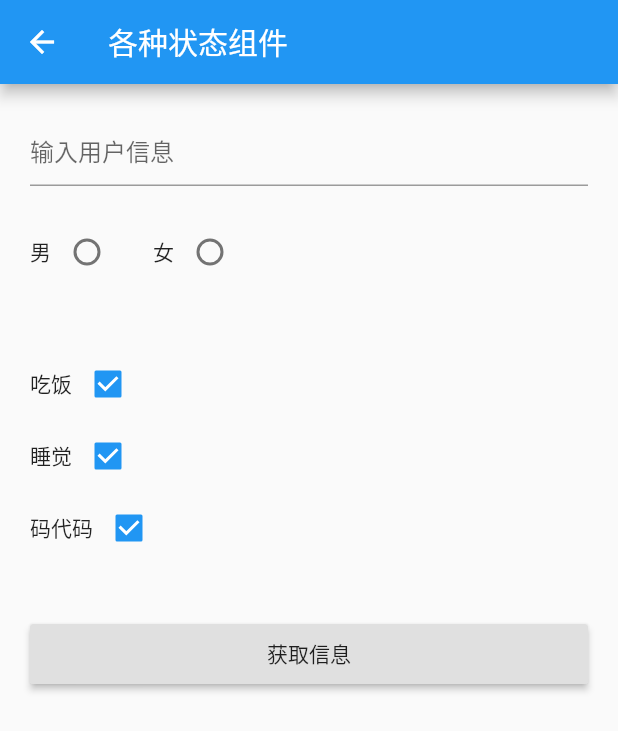
After one commit to NXliujunjie/LJJFlutterDemo, a Flutter app: the screen it shows after launch, after a tap on "跳转Input界面", on a phone screen of 412 x 824 dp. The commit adds this screen. Shown: the top 731 px of the screen. Run offline on Flutter 3.47's test engine with Material 2 defaults, Android fonts, the phone set to English and light mode, and no system bars; missing offline and left inert: dart:ffi; network calls fail.

Commit message:
代码提交

```diff
--- a/flutterdemo/lib/pags/typs/Home.dart
+++ b/flutterdemo/lib/pags/typs/Home.dart
@@ -52,6 +52,24 @@ class _HomeVcState extends State<HomeVc> {
           onPressed: () {
             Navigator.pushNamed(context, '/ButtonVc');
           },
+        ),
+        RaisedButton(
+          child: Text("跳转Radios界面"),
+          onPressed: () {
+            Navigator.pushNamed(context, '/Radius');
+          },
+        ),
+        RaisedButton(
+          child: Text("跳转RadiosList界面"),
+          onPressed: () {
+            Navigator.pushNamed(context, '/RadiuList');
+          },
+        ),
+        RaisedButton(
+          child: Text("跳转Input界面"),
+          onPressed: () {
+            Navigator.pushNamed(context, '/input');
+          },
         )
       ],
     );
--- /dev/null
+++ b/flutterdemo/lib/pags/typs/InPut.dart
@@ -0,0 +1,104 @@
+import 'package:flutter/material.dart';
+
+class InputVc extends StatefulWidget {
+  InputVc({Key key}) : super(key: key);
+
+  _InputVcState createState() => _InputVcState();
+}
+
+class _InputVcState extends State<InputVc> {
+  String userName;
+  int sex;
+  List hobby = [
+    {'checket': true, 'title': '吃饭'},
+    {'checket': true, 'title': '睡觉'},
+    {'checket': true, 'title': '码代码'},
+  ];
+
+  List<Widget> _getHobby() {
+    List<Widget> tempList = [];
+    for (var i = 0; i < this.hobby.length; i++) {
+      tempList.add(Row(
+        children: <Widget>[
+          Text(this.hobby[i]['title']+''),
+          Checkbox(
+            value: this.hobby[i]['checket'],
+            onChanged: (v) {
+              setState(() {
+                this.hobby[i]['checket'] = v;
+              });
+            },
+          )
+        ],
+      ));
+    }
+    return tempList;
+  }
+
+  void _sexChanged(v) {
+    setState(() {
+      this.sex = v;
+    });
+  }
+
+  void _buttonPress() {
+    print(this.userName);
+    print(this.sex);
+    print(this.hobby);
+  }
+
+  @override
+  Widget build(BuildContext context) {
+    return Scaffold(
+      appBar: AppBar(
+        title: Text('各种状态组件'),
+      ),
+      body: Padding(
+          padding: EdgeInsets.all(20),
+          child: Column(
+            children: <Widget>[
+              TextField(
+                decoration: InputDecoration(hintText: '输入用户信息'),
+                onChanged: (v) {
+                  this.userName = v;
+                },
+              ),
+              SizedBox(height: 20),
+              Row(
+                children: <Widget>[
+                  Text('男'),
+                  Radio(
+                    value: 1,
+                    onChanged: this._sexChanged,
+                    groupValue: this.sex,
+                  ),
+                  SizedBox(
+                    width: 20,
+                  ),
+                  Text('女'),
+                  Radio(
+                    value: 2,
+                    onChanged: this._sexChanged,
+                    groupValue: this.sex,
+                  ),
+                ],
+              ),
+              //爱好
+              SizedBox(height: 40),
+              Column(
+                children: _getHobby(),
+              ),
+              SizedBox(height: 40),
+              Container(
+                width: double.infinity,
+                height: 40,
+                child: RaisedButton(
+                  child: Text('获取信息'),
+                  onPressed: this._buttonPress,
+                ),
+              )
+            ],
+          )),
+    );
+  }
+}
--- a/flutterdemo/lib/pags/typs/Taps.dart
+++ b/flutterdemo/lib/pags/typs/Taps.dart
@@ -3,6 +3,7 @@ import '../public/Drawer.dart';
 import 'Catecory.dart';
 import 'Setting.dart';
 import 'Home.dart';
+
 
 class Taps extends StatefulWidget {
   Taps({Key key}) : super(key: key);
--- a/flutterdemo/lib/routes/Routes.dart
+++ b/flutterdemo/lib/routes/Routes.dart
@@ -9,6 +9,9 @@ import '../pags/appbar02.dart';
 import '../pags/typs/TabController.dart';
 import '../pags/typs/User.dart';
 import '../pags/typs/ButtonVc.dart';
+import '../pags/typs/Radius.dart';
+import '../pags/typs/RadiuList.dart';
+import '../pags/typs/InPut.dart';
 /*
  * 配置路由
  */
@@ -22,6 +25,9 @@ final routes = {
   '/TabController': (context) => TabbarController(),
   '/User':(context) => UserPage(),
   '/ButtonVc':(context) => ButtonVv(),
+  '/Radius':(context) => RadiusVc(),
+  '/RadiuList':(context) => RadiuList(),
+  '/input':(context) => InputVc(),
 };
 
 var onGenerateRoute = (RouteSettings settings) {
```
Also changed, not shown: flutterdemo/lib/pags/typs/RadiuList.dart (added, +64 -0 lines), flutterdemo/lib/pags/typs/Radius.dart (added, +57 -0 lines), flutterdemo/pubspec.lock.
